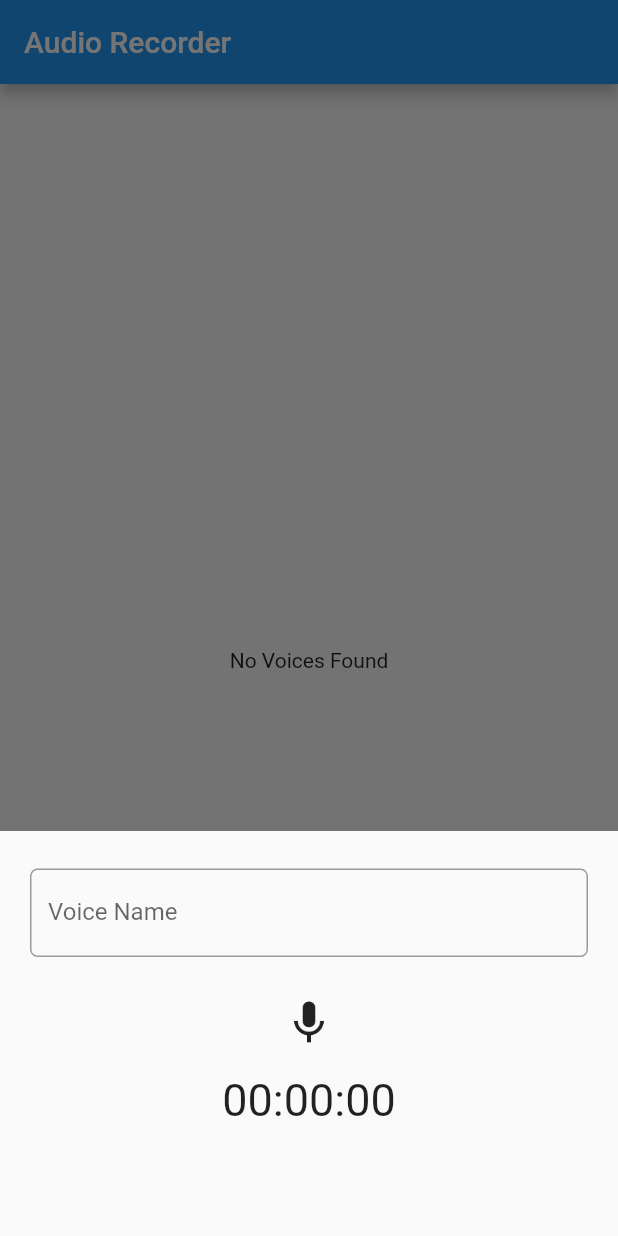
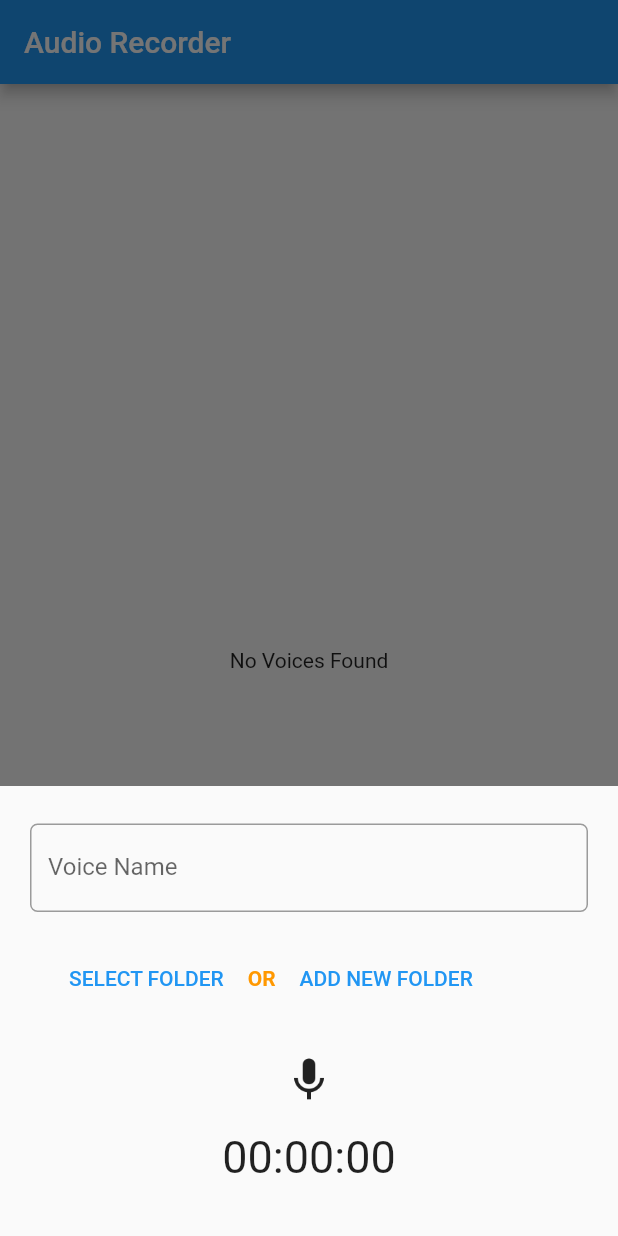
Before and after one commit to MarcioQuimbundo/flutter_audio_recorder, a Flutter app: the screen it shows after launch, after a tap on the "keyboard voice" icon, on a phone screen of 412 x 824 dp. Run offline on Flutter 3.47's test engine with Material 2 defaults, Android fonts, the phone set to English and light mode, and no system bars; our stand-ins replace shared_preferences; missing offline and left inert: filesize, flutter_sound.

Commit message:
add select folder widget

```diff
--- a/lib/main.dart
+++ b/lib/main.dart
@@ -1,6 +1,17 @@
 import 'package:flutter/material.dart';
+import 'dart:io';
 import './src/app.dart';
+import 'package:path_provider/path_provider.dart';
 
-void main(){
+Future<String> get _localPath async {
+  final directory = await getApplicationDocumentsDirectory();
+  return directory.path;
+}
+
+void main() async {
+  String dir = await _localPath;
+  new Directory('$dir/voices').create().then((Directory directory) {
+    print('from home => ${directory.path}');
+  });
   runApp(MyApp());
 }
--- a/lib/src/app.dart
+++ b/lib/src/app.dart
@@ -1,6 +1,7 @@
 import 'package:flutter/material.dart';
 import 'package:shared_preferences/shared_preferences.dart';
 import './screens/home_screen.dart';
+import 'dart:io';
 // import '../src/widgets/dir_widget.dart';
 
 class MyApp extends StatefulWidget {
@@ -24,9 +25,6 @@ class _MyAppState extends State<MyApp> {
   Widget build(BuildContext context) {
     return MaterialApp(
       home: HomeScreen(),
-      // home: Scaffold(
-      //   body: Center(child: DirButton('dirName')),
-      // ),
     );
   }
 }
--- a/lib/src/screens/home_screen.dart
+++ b/lib/src/screens/home_screen.dart
@@ -4,11 +4,13 @@ import 'package:path_provider/path_provider.dart';
 import 'package:shared_preferences/shared_preferences.dart';
 import 'dart:io';
 import 'dart:async';
+import 'package:path/path.dart';
 import 'package:filesize/filesize.dart';
 import 'dart:convert';
+import '../widgets/dir_widget.dart';
 import 'package:flutter_sound/flutter_sound.dart';
 import '../widgets/model_bottom_sheet.dart';
-import '../widgets/voice_note_widget.dart';
+// import '../widgets/voice_note_widget.dart';
 
 class HomeScreen extends StatefulWidget {
   @override
@@ -26,7 +28,44 @@ class _HomeScreenState extends State<HomeScreen> {
   bool _isRecording = false;
   List<String> voiceNotes = [];
   String audioPath;
+  String mainPath;
   String dirName;
+  List<Directory> allDirVoices = [];
+
+  Future<String> get _localPath async {
+    final directory = await getApplicationDocumentsDirectory();
+    return directory.path;
+  }
+
+  // Future listDir(String folderPath) async {
+  //   var directory = new Directory(folderPath);
+  //   print(directory);
+
+  //   var exists = await directory.exists();
+  //   if (exists) {
+  //     print("exits");
+  //     directory.list().listen((FileSystemEntity entity) {
+  //       if (entity is Directory) {
+  //         allDirVoices.add(entity);
+  //         print(basename(entity.path));
+  //         print(entity.path);
+  //       }
+  //     });
+  //   }
+  // }
+
+  Future<List<Directory>> filesInDirectory(Directory dir) async {
+    List<Directory> dirs = <Directory>[];
+    await for (FileSystemEntity entity
+        in dir.list(recursive: false, followLinks: false)) {
+      FileSystemEntityType type = await FileSystemEntity.type(entity.path);
+      if (type == FileSystemEntityType.directory) {
+        dirs.add(entity);
+        print(entity.path);
+      }
+    }
+    return dirs;
+  }
 
   @override
   void initState() {
@@ -34,16 +73,26 @@ class _HomeScreenState extends State<HomeScreen> {
     flutterSound = new FlutterSound();
     flutterSound.setSubscriptionDuration(0.01);
 
+    _localPath.then((path) {
+      setState(() {
+        mainPath = path;
+      });
+    });
+
+    filesInDirectory(Directory(
+            '/data/data/com.example.flutteraudiorecorder/app_flutter/voices/'))
+        .then((dirs) {
+      print(dirs);
+      setState(() {
+        allDirVoices = dirs;
+      });
+    });
+
     SharedPreferences.getInstance().then((prefs) {
       setState(() {
         voiceNotes = prefs.getStringList('voiceNotes') ?? [];
       });
     });
-  }
-
-  Future<String> get _localPath async {
-    final directory = await getApplicationDocumentsDirectory();
-    return directory.path;
   }
 
   void startRecorder(StateSetter setState) async {
@@ -63,10 +112,6 @@ class _HomeScreenState extends State<HomeScreen> {
         "voiceUri": path
       };
       voiceNotes.add(json.encode(newVoiceNote));
-
-      // setState(() {
-      //   voiceNote = newVoiceNote;
-      // });
 
       SharedPreferences prefs = await SharedPreferences.getInstance();
       prefs.setStringList('voiceNotes', voiceNotes);
@@ -117,13 +162,74 @@ class _HomeScreenState extends State<HomeScreen> {
         print(voiceNotes);
       });
 
-      Navigator.of(context).pop();
+      // Navigator.of(context).pop();
     } catch (err) {
       print('stopRecorder error: $err');
     }
   }
 
-  void _openRecordingWidget(context) {
+  // Future<List<DropdownMenuItem>> dropDownItems() async {
+  //   List<Directory> dirs =
+  //       await filesInDirectory(Directory('$mainPath/voices'));
+  //   List<DropdownMenuItem> items = dirs
+  //       .map(
+  //         (dir) => DropdownMenuItem(
+  //               child: Text(
+  //                 basename(dir.path),
+  //               ),
+  //             ),
+  //       )
+  //       .toList();
+  //   return items;
+  // }
+
+  void _selectFolderDialog(BuildContext context) {
+    showDialog(
+      context: context,
+      builder: (BuildContext context) {
+        return Padding(
+          padding: const EdgeInsets.all(8.0),
+          child: AlertDialog(
+            title: Center(
+              child: Text(
+                'Select Folder',
+                style: TextStyle(color: Colors.blue),
+              ),
+            ),
+            titlePadding: EdgeInsets.all(10),
+            content: ListView.separated(
+              itemCount: allDirVoices.length,
+              separatorBuilder: (BuildContext context, int index) {
+                return Divider();
+              },
+              itemBuilder: (BuildContext context, int index) {
+                return InkWell(
+                  onTap: () {
+                    print('selected folder ${allDirVoices[index].path}');
+                  },
+                  child: Center(
+                    child: Text(
+                      basename(allDirVoices[index].path),
+                      style: TextStyle(color: Colors.blue),
+                    ),
+                  ),
+                );
+              },
+            ),
+            contentPadding: EdgeInsets.all(10),
+            actions: <Widget>[
+              FlatButton(
+                onPressed: () => Navigator.of(context).pop(),
+                child: Text('CLose'),
+              ),
+            ],
+          ),
+        );
+      },
+    );
+  }
+
+  void _openRecordingWidget(context) async {
     showModalBottomSheetApp(
         context: context,
         builder: (BuildContext context) {
@@ -151,6 +257,38 @@ class _HomeScreenState extends State<HomeScreen> {
                             width: 2,
                           ),
                         ),
+                      ),
+                    ),
+                    SizedBox(
+                      height: 20,
+                    ),
+                    Center(
+                      child: Row(
+                        children: <Widget>[
+                          SizedBox(
+                            width: 10,
+                          ),
+                          FlatButton(
+                            onPressed: () => _selectFolderDialog(context),
+                            child: Text(
+                              'SELECT FOLDER',
+                              style: TextStyle(color: Colors.blue),
+                            ),
+                          ),
+                          Text(
+                            'OR',
+                            style: TextStyle(
+                                fontWeight: FontWeight.bold,
+                                color: Colors.orange),
+                          ),
+                          FlatButton(
+                            onPressed: () => _openAddFolderDialog(context),
+                            child: Text(
+                              'ADD NEW FOLDER',
+                              style: TextStyle(color: Colors.blue),
+                            ),
+                          ),
+                        ],
                       ),
                     ),
                     SizedBox(
@@ -193,14 +331,17 @@ class _HomeScreenState extends State<HomeScreen> {
         });
   }
 
-  void _createNewDir() {
-    // get folder name
+  void _createNewDir(BuildContext context) async {
+    // create new dir at this path
+    print('main path $mainPath');
+    Directory dir = await Directory('$mainPath/voices/$dirName').create();
+    this.setState(() {
+      allDirVoices.add(dir);
+    });
 
-    // get path
-
-    // create new dir at this path
-
-    // show dir icon on home screen in a gridview
+    Navigator.of(context).pop();
+    print('from create $allDirVoices');
+    print('new dir $dir');
   }
 
   void _openAddFolderDialog(BuildContext context) {
@@ -242,7 +383,7 @@ class _HomeScreenState extends State<HomeScreen> {
                 child: Text('CLose'),
               ),
               FlatButton(
-                onPressed: () => _createNewDir(),
+                onPressed: () => _createNewDir(context),
                 child: Text('Create'),
               ),
             ],
@@ -254,12 +395,12 @@ class _HomeScreenState extends State<HomeScreen> {
 
   @override
   Widget build(BuildContext context) {
-    print('from prefs => $voiceNotes');
+    print('all dirs $allDirVoices');
     return Scaffold(
       appBar: AppBar(
         title: Text('Audio Recorder'),
       ),
-      body: voiceNotes.length == 0
+      body: allDirVoices.length == 0
           ? Center(
               child: Text('No Voices Found'),
             )
@@ -267,15 +408,18 @@ class _HomeScreenState extends State<HomeScreen> {
               padding: EdgeInsets.all(10),
               width: double.infinity,
               height: MediaQuery.of(context).size.height,
-              child: ListView.separated(
-                itemCount: voiceNotes.length,
-                separatorBuilder: (BuildContext context, int index) =>
-                    Divider(),
+              child: GridView.builder(
+                gridDelegate: SliverGridDelegateWithFixedCrossAxisCount(
+                  crossAxisCount: 3,
+                ),
+                itemCount: allDirVoices.length,
                 itemBuilder: (BuildContext context, int index) {
-                  // return VoiceNote(voiceNotes[index]['voiceName'],
-                  //     voiceNotes[index]['voiceUri']);
-                  return VoiceNote(jsonDecode(voiceNotes[index])['voiceName'],
-                      jsonDecode(voiceNotes[index])['voiceUri']);
+                  return InkWell(
+                    onTap: () {
+                      // go to new page and list voice files in it
+                    },
+                    child: DirButton(basename(allDirVoices[index].path)),
+                  );
                 },
               ),
             ),
--- a/lib/src/widgets/model_bottom_sheet.dart
+++ b/lib/src/widgets/model_bottom_sheet.dart
@@ -21,7 +21,7 @@ class _ModalBottomSheetLayout extends SingleChildLayoutDelegate {
         minWidth: constraints.maxWidth,
         maxWidth: constraints.maxWidth,
         minHeight: 0.0,
-        maxHeight: 270
+        maxHeight: 300
     );
   }
 
```
